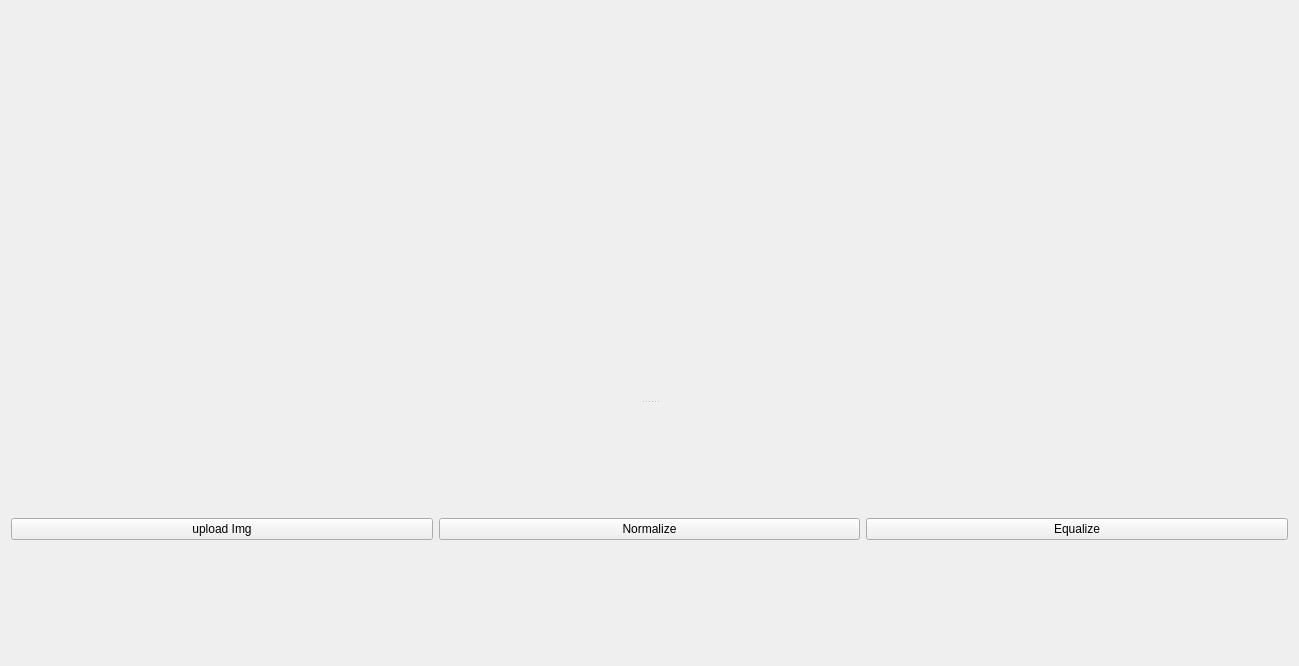
The window that Task1/UI/histogramwidget.ui (SBME2025-ComputerVision/Task1_CV_CPP) describes before a commit, drawn with Qt 5.
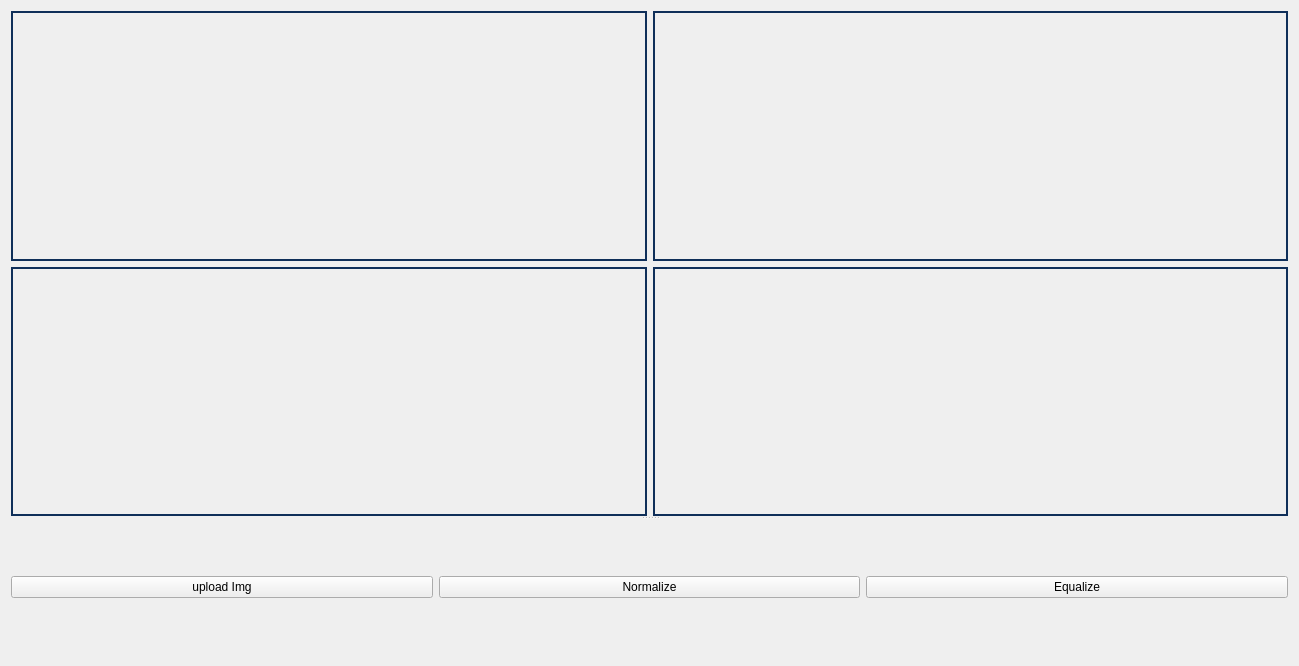
The same window after the commit.

Diff of the .ui file:
```diff
--- a/Task1/UI/histogramwidget.ui
+++ b/Task1/UI/histogramwidget.ui
@@ -19,10 +19,14 @@
      <property name="orientation">
       <enum>Qt::Vertical</enum>
      </property>
-     <widget class="QWidget" name="">
+     <widget class="QWidget" name="layoutWidget">
       <layout class="QGridLayout" name="gridLayout_2">
        <item row="1" column="0">
         <widget class="QLabel" name="originalEqualizedHistogramLabel">
+         <property name="styleSheet">
+          <string notr="true">border: 2px solid rgb(15, 47, 89);;
+padding: 10px;</string>
+         </property>
          <property name="text">
           <string/>
          </property>
@@ -30,6 +34,10 @@
        </item>
        <item row="1" column="1">
         <widget class="QLabel" name="processedEqualizedHistogramLabel">
+         <property name="styleSheet">
+          <string notr="true">border: 2px solid rgb(15, 47, 89);;
+padding: 10px;</string>
+         </property>
          <property name="text">
           <string/>
          </property>
@@ -37,6 +45,10 @@
        </item>
        <item row="0" column="1">
         <widget class="QLabel" name="processedImgLabel">
+         <property name="styleSheet">
+          <string notr="true">border: 2px solid rgb(15, 47, 89);;
+padding: 10px;</string>
+         </property>
          <property name="text">
           <string/>
          </property>
@@ -44,6 +56,10 @@
        </item>
        <item row="0" column="0">
         <widget class="QLabel" name="originalImgLabel">
+         <property name="styleSheet">
+          <string notr="true">border: 2px solid rgb(15, 47, 89);;
+padding: 10px;</string>
+         </property>
          <property name="text">
           <string/>
          </property>
@@ -51,7 +67,7 @@
        </item>
       </layout>
      </widget>
-     <widget class="QWidget" name="">
+     <widget class="QWidget" name="layoutWidget">
       <layout class="QGridLayout" name="gridLayout">
        <item row="0" column="0">
         <widget class="QPushButton" name="uploadImgBtn">
```
